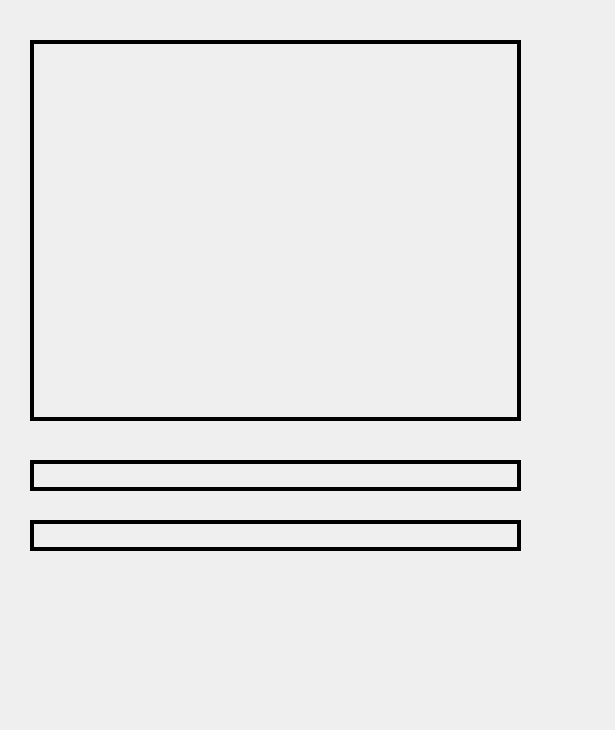
Qt form gui/client_video.ui (jonnyboy2222/dl_project) before a commit.
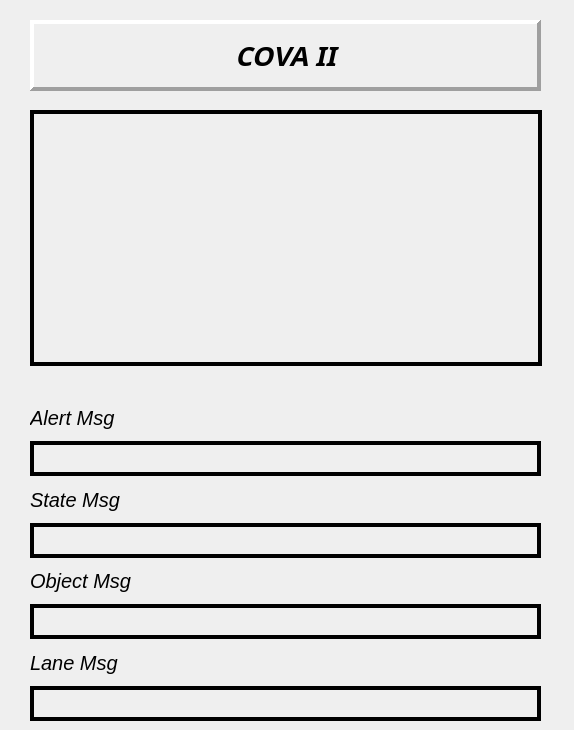
The same form after that commit.

```diff
--- a/gui/client_video.ui
+++ b/gui/client_video.ui
@@ -6,7 +6,7 @@
    <rect>
     <x>0</x>
     <y>0</y>
-    <width>615</width>
+    <width>574</width>
     <height>730</height>
    </rect>
   </property>
@@ -17,9 +17,9 @@
    <property name="geometry">
     <rect>
      <x>30</x>
-     <y>40</y>
-     <width>491</width>
-     <height>381</height>
+     <y>110</y>
+     <width>512</width>
+     <height>256</height>
     </rect>
    </property>
    <property name="frameShape">
@@ -32,42 +32,172 @@
     <string/>
    </property>
   </widget>
-  <widget class="QLabel" name="label_msg_lane">
+  <widget class="QWidget" name="verticalLayoutWidget">
    <property name="geometry">
     <rect>
      <x>30</x>
-     <y>460</y>
-     <width>491</width>
-     <height>31</height>
+     <y>400</y>
+     <width>511</width>
+     <height>321</height>
     </rect>
    </property>
-   <property name="frameShape">
-    <enum>QFrame::Box</enum>
-   </property>
-   <property name="lineWidth">
-    <number>4</number>
-   </property>
-   <property name="text">
-    <string/>
-   </property>
+   <layout class="QVBoxLayout" name="verticalLayout">
+    <item>
+     <widget class="QLabel" name="label_3">
+      <property name="font">
+       <font>
+        <pointsize>15</pointsize>
+        <italic>true</italic>
+       </font>
+      </property>
+      <property name="text">
+       <string>Alert Msg</string>
+      </property>
+     </widget>
+    </item>
+    <item>
+     <widget class="QLabel" name="label_msg_alert">
+      <property name="font">
+       <font>
+        <pointsize>15</pointsize>
+        <weight>75</weight>
+        <bold>true</bold>
+        <strikeout>true</strikeout>
+        <kerning>false</kerning>
+       </font>
+      </property>
+      <property name="frameShape">
+       <enum>QFrame::Box</enum>
+      </property>
+      <property name="lineWidth">
+       <number>4</number>
+      </property>
+      <property name="text">
+       <string/>
+      </property>
+     </widget>
+    </item>
+    <item>
+     <widget class="QLabel" name="label_5">
+      <property name="font">
+       <font>
+        <pointsize>15</pointsize>
+        <italic>true</italic>
+       </font>
+      </property>
+      <property name="text">
+       <string>State Msg</string>
+      </property>
+     </widget>
+    </item>
+    <item>
+     <widget class="QLabel" name="label_msg_alert_2">
+      <property name="font">
+       <font>
+        <pointsize>15</pointsize>
+        <weight>75</weight>
+        <bold>true</bold>
+        <strikeout>true</strikeout>
+        <kerning>false</kerning>
+       </font>
+      </property>
+      <property name="frameShape">
+       <enum>QFrame::Box</enum>
+      </property>
+      <property name="lineWidth">
+       <number>4</number>
+      </property>
+      <property name="text">
+       <string/>
+      </property>
+     </widget>
+    </item>
+    <item>
+     <widget class="QLabel" name="label_2">
+      <property name="font">
+       <font>
+        <pointsize>15</pointsize>
+        <italic>true</italic>
+       </font>
+      </property>
+      <property name="text">
+       <string>Object Msg</string>
+      </property>
+     </widget>
+    </item>
+    <item>
+     <widget class="QLabel" name="label_msg_obj">
+      <property name="frameShape">
+       <enum>QFrame::Box</enum>
+      </property>
+      <property name="lineWidth">
+       <number>4</number>
+      </property>
+      <property name="text">
+       <string/>
+      </property>
+     </widget>
+    </item>
+    <item>
+     <widget class="QLabel" name="label">
+      <property name="font">
+       <font>
+        <pointsize>15</pointsize>
+        <italic>true</italic>
+       </font>
+      </property>
+      <property name="text">
+       <string>Lane Msg</string>
+      </property>
+     </widget>
+    </item>
+    <item>
+     <widget class="QLabel" name="label_msg_lane">
+      <property name="frameShape">
+       <enum>QFrame::Box</enum>
+      </property>
+      <property name="lineWidth">
+       <number>4</number>
+      </property>
+      <property name="text">
+       <string/>
+      </property>
+     </widget>
+    </item>
+   </layout>
   </widget>
-  <widget class="QLabel" name="label_msg_obj">
+  <widget class="QLabel" name="label_4">
    <property name="geometry">
     <rect>
      <x>30</x>
-     <y>520</y>
-     <width>491</width>
-     <height>31</height>
+     <y>20</y>
+     <width>511</width>
+     <height>71</height>
     </rect>
    </property>
+   <property name="font">
+    <font>
+     <family>Noto Sans Georgian</family>
+     <pointsize>20</pointsize>
+     <weight>75</weight>
+     <italic>true</italic>
+     <bold>true</bold>
+    </font>
+   </property>
    <property name="frameShape">
-    <enum>QFrame::Box</enum>
+    <enum>QFrame::Panel</enum>
    </property>
+   <property name="frameShadow">
+    <enum>QFrame::Raised</enum>
+   </property>
    <property name="lineWidth">
     <number>4</number>
    </property>
    <property name="text">
-    <string/>
+    <string>COVA II</string>
+   </property>
+   <property name="alignment">
+    <set>Qt::AlignCenter</set>
    </property>
   </widget>
  </widget>
```
